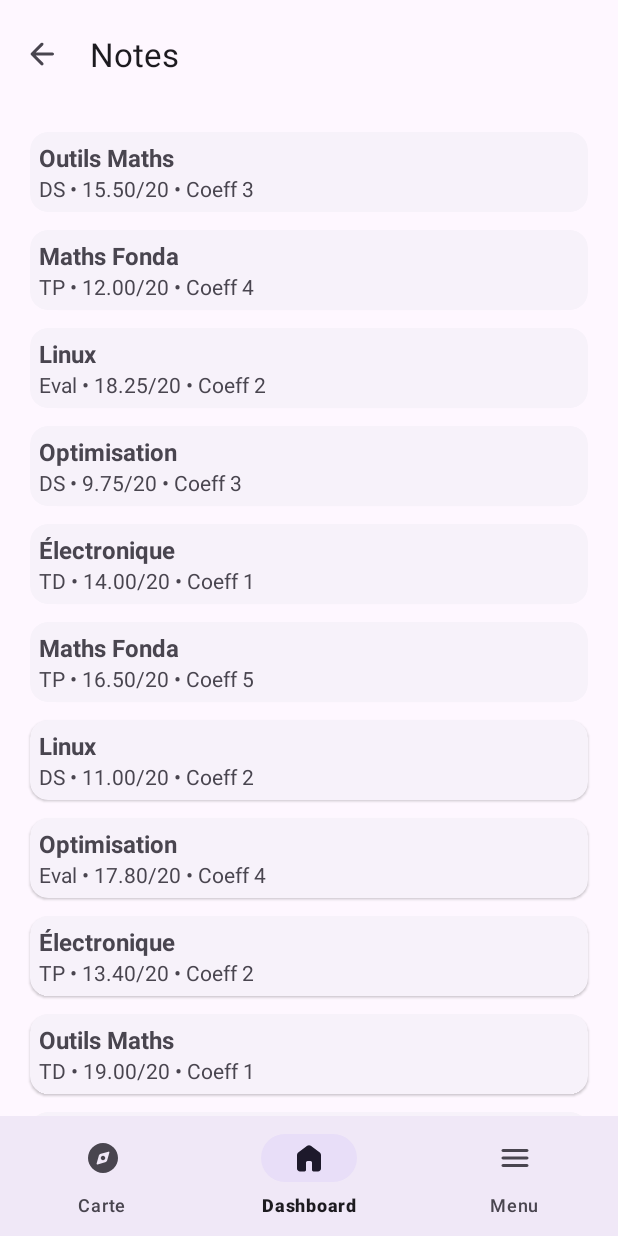
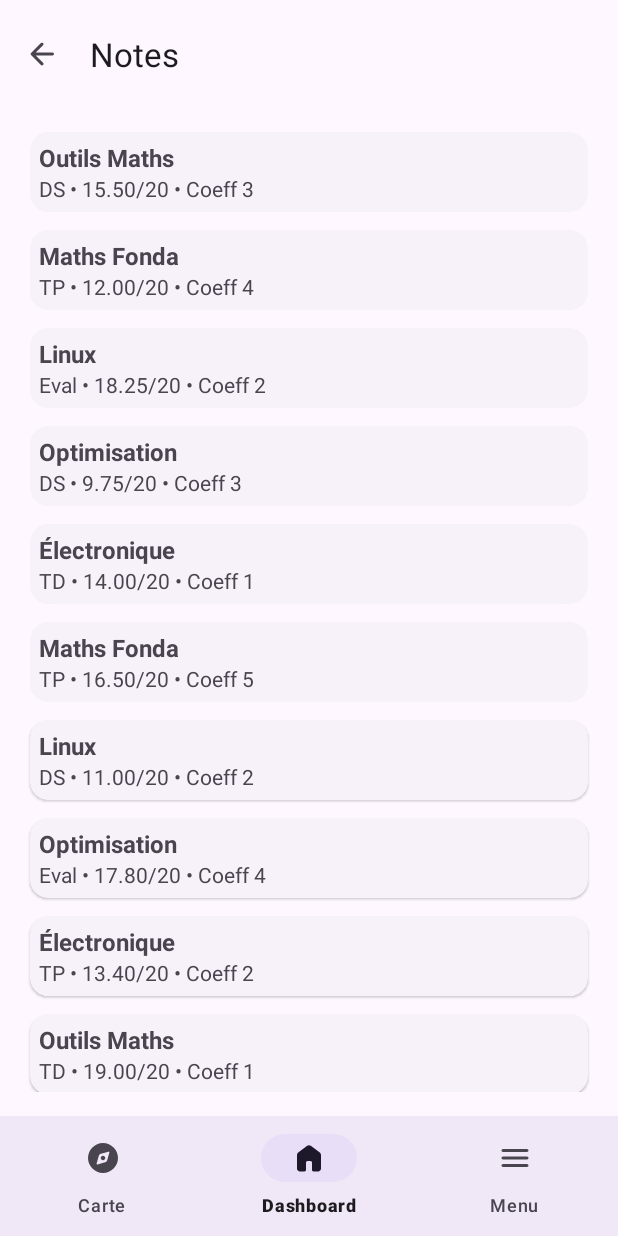
Before and after one commit to baptistedftn/myESME, an Android app: the NotesFragment screen opened through its navigation route, on a phone screen of 412 x 824 dp. Run offline under Robolectric (Android 15) with nearby library versions, the phone set to English and light mode, and no system bars; our stand-ins replace navigation-ui.

Commit message:
Try to adjust navbar margin

```diff
--- a/app/src/main/res/layout/activity_main.xml
+++ b/app/src/main/res/layout/activity_main.xml
@@ -9,10 +9,12 @@
     <fragment
         android:id="@+id/nav_host_fragment_activity_main"
         android:name="androidx.navigation.fragment.NavHostFragment"
-        android:layout_width="match_parent"
-        android:layout_height="match_parent"
+        android:layout_width="0dp"
+        android:layout_height="0dp"
+        android:layout_marginBottom="80dp"
+        android:paddingBottom="4dp"
         app:defaultNavHost="true"
-        app:layout_constraintBottom_toTopOf="@id/nav_view"
+        app:layout_constraintBottom_toBottomOf="parent"
         app:layout_constraintLeft_toLeftOf="parent"
         app:layout_constraintRight_toRightOf="parent"
         app:layout_constraintTop_toTopOf="parent"
--- a/app/src/main/res/layout/fragment_notes.xml
+++ b/app/src/main/res/layout/fragment_notes.xml
@@ -28,10 +28,10 @@
         android:id="@+id/notesRecyclerView"
         android:layout_width="match_parent"
         android:layout_height="0dp"
-        android:layout_marginBottom="64dp"
         android:padding="16dp"
         app:layoutManager="androidx.recyclerview.widget.LinearLayoutManager"
         app:layout_constraintBottom_toBottomOf="parent"
         app:layout_constraintEnd_toEndOf="parent"
+        app:layout_constraintStart_toStartOf="parent"
         app:layout_constraintTop_toBottomOf="@+id/appBarLayout" />
 </androidx.constraintlayout.widget.ConstraintLayout>
```
